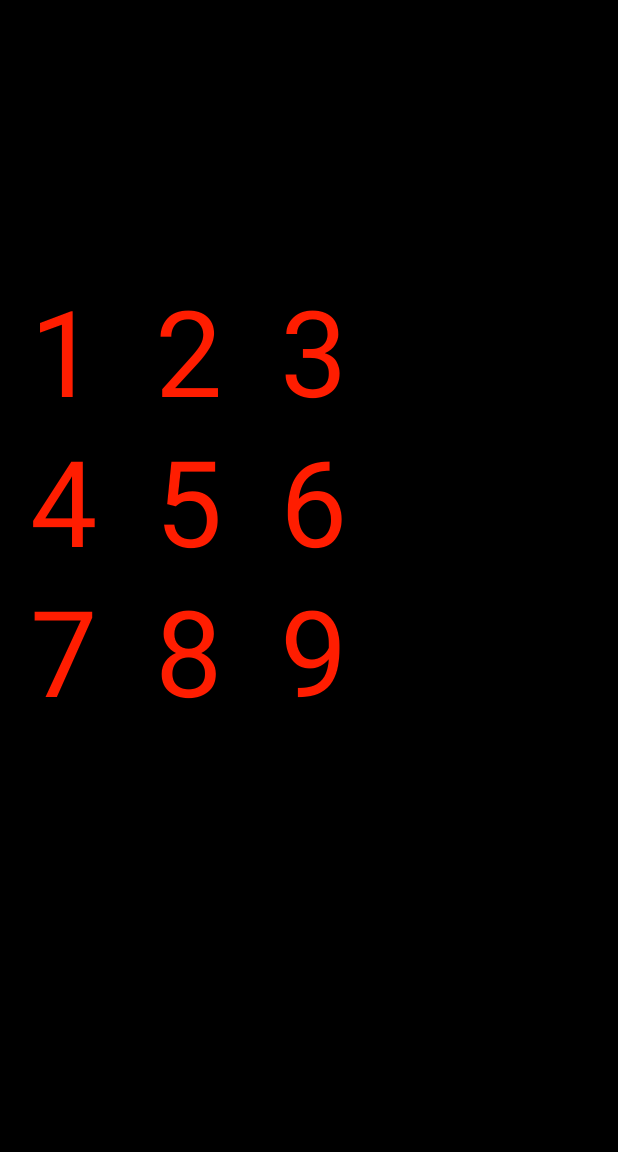
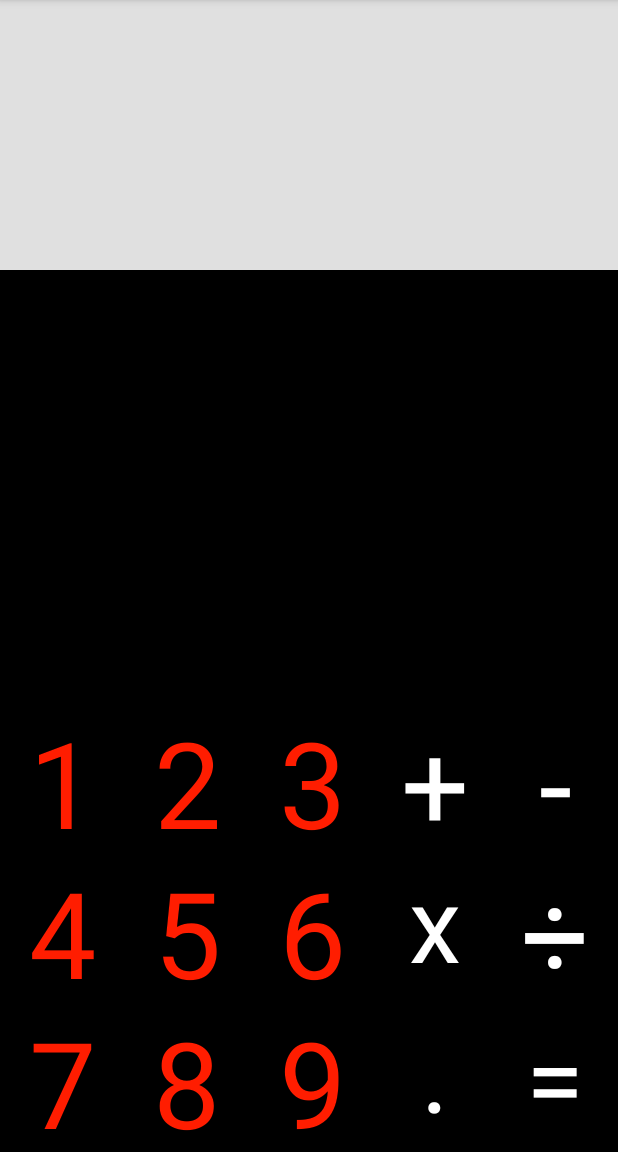
Before and after one commit to amitbinu/Calculator, an Android app: the screen it shows after launch (MainActivity), on a phone screen of 412 x 824 dp, the part 84-1236 px from its top. Run offline under Robolectric (Android 15) with nearby library versions, the phone set to English and light mode, and no system bars.

Commit message:
Added buttons for operators

```diff
--- a/app/src/main/res/layout/activity_main.xml
+++ b/app/src/main/res/layout/activity_main.xml
@@ -9,19 +9,43 @@
 
     <TextView
         android:layout_width="match_parent"
-        android:layout_height="180dp"
+        android:layout_height="90dp"
         android:id="@+id/textView"
         android:text=""
+        android:textSize="80dp"
+        android:background="#e0e0e0"
+        android:textColor="#000000"
         app:layout_constraintBottom_toBottomOf="parent"
         app:layout_constraintLeft_toLeftOf="parent"
         app:layout_constraintRight_toRightOf="parent"
-        app:layout_constraintTop_toTopOf="parent" />
+        app:layout_constraintTop_toTopOf="parent"
+        android:layout_alignParentTop="true"
+        android:layout_alignParentLeft="true"
+        android:layout_alignParentStart="true"
+        />
+    <TextView
+        android:layout_width="match_parent"
+        android:layout_height="90dp"
+        android:id="@+id/answer"
+        android:text=""
+        android:gravity="right"
+        android:layout_below="@id/textView"
+        android:textSize="70dp"
+        android:background="#e0e0e0"
+        android:textColor="#000000"
+        android:layout_alignParentLeft="true"
+        android:layout_alignParentStart="true"
+        />
 
+    <RelativeLayout
+        android:layout_width="wrap_content"
+        android:layout_height="wrap_content"
+        android:id="@+id/numbers"
+        android:layout_alignParentBottom="true">
         <LinearLayout
             android:id="@+id/firstNumbers"
             android:layout_width="250dp"
             android:layout_height="100dp"
-        android:layout_below="@id/textView"
             android:orientation="horizontal">
 
             <TextView
@@ -29,7 +53,7 @@
                 android:layout_height="100dp"
                 android:textColor="@color/colorAccent"
                 android:textSize="80dp"
-            android:paddingLeft="20dp"
+                android:gravity="center"
                 android:onClick="clicked1"
                 android:text="1"/>
             <TextView
@@ -37,7 +61,7 @@
                 android:layout_height="100dp"
                 android:textColor="@color/colorAccent"
                 android:textSize="80dp"
-            android:paddingLeft="20dp"
+                android:gravity="center"
                 android:onClick="clicked2"
                 android:text="2"/>
             <TextView
@@ -45,7 +69,7 @@
                 android:layout_height="100dp"
                 android:textColor="@color/colorAccent"
                 android:textSize="80dp"
-            android:paddingLeft="20dp"
+                android:gravity="center"
                 android:onClick="clicked3"
                 android:text="3"/>
         </LinearLayout>
@@ -62,7 +86,7 @@
                 android:layout_height="100dp"
                 android:textColor="@color/colorAccent"
                 android:textSize="80dp"
-            android:paddingLeft="20dp"
+                android:gravity="center"
                 android:onClick="clicked4"
                 android:text="4"/>
             <TextView
@@ -70,7 +94,7 @@
                 android:layout_height="100dp"
                 android:textColor="@color/colorAccent"
                 android:textSize="80dp"
-            android:paddingLeft="20dp"
+                android:gravity="center"
                 android:onClick="clicked5"
                 android:text="5"/>
             <TextView
@@ -78,7 +102,7 @@
                 android:layout_height="100dp"
                 android:textColor="@color/colorAccent"
                 android:textSize="80dp"
-            android:paddingLeft="20dp"
+                android:gravity="center"
                 android:onClick="clicked6"
                 android:text="6"/>
         </LinearLayout>
@@ -95,7 +119,7 @@
                 android:layout_height="100dp"
                 android:textColor="@color/colorAccent"
                 android:textSize="80dp"
-            android:paddingLeft="20dp"
+                android:gravity="center"
                 android:onClick="clicked7"
                 android:text="7"/>
             <TextView
@@ -103,7 +127,7 @@
                 android:layout_height="100dp"
                 android:textColor="@color/colorAccent"
                 android:textSize="80dp"
-            android:paddingLeft="20dp"
+                android:gravity="center"
                 android:onClick="clicked8"
                 android:text="8"/>
             <TextView
@@ -111,9 +135,91 @@
                 android:layout_height="100dp"
                 android:textColor="@color/colorAccent"
                 android:textSize="80dp"
-            android:paddingLeft="20dp"
+                android:gravity="center"
                 android:onClick="clicked9"
                 android:text="9"/>
         </LinearLayout>
+    </RelativeLayout>
+
+    <RelativeLayout
+        android:layout_width="160dp"
+        android:layout_height="200dp"
+        android:id="@+id/operators"
+        android:layout_alignParentBottom="true"
+        android:layout_toRightOf="@id/numbers"
+        android:layout_marginBottom="100dp">
+
+        <TextView
+            android:layout_width="80dp"
+            android:layout_height="100dp"
+            android:id="@+id/plus"
+            android:text="+"
+            android:gravity="center"
+            android:textColor="#fff"
+            android:textSize="80dp"
+            android:onClick="clickedPlus"/>
+        <TextView
+            android:layout_width="80dp"
+            android:layout_height="100dp"
+            android:id="@+id/minus"
+            android:text="-"
+            android:layout_toRightOf="@id/plus"
+            android:gravity="center"
+            android:textColor="#fff"
+            android:textSize="80dp"
+            android:onClick="clickedMinus"/>
+        <TextView
+            android:layout_width="80dp"
+            android:layout_height="100dp"
+            android:id="@+id/multiply"
+            android:text="x"
+            android:layout_below="@id/plus"
+            android:gravity="center"
+            android:textColor="#fff"
+            android:textSize="70dp"
+            android:paddingBottom="10dp"
+            android:onClick="clickedMult"/>
+
+        <TextView
+            android:layout_width="80dp"
+            android:layout_height="100dp"
+            android:id="@+id/division"
+            android:text="\u00F7"
+            android:layout_below="@id/plus"
+            android:layout_toRightOf="@id/multiply"
+            android:gravity="center"
+            android:textColor="#fff"
+            android:textSize="80dp"
+            android:onClick="clickedDiv"/>
+    </RelativeLayout>
+
+
+
+    <TextView
+        android:layout_width="80dp"
+        android:layout_height="80dp"
+        android:layout_alignParentBottom="true"
+        android:id="@+id/dot"
+        android:layout_toRightOf="@id/numbers"
+        android:text="."
+        android:gravity="center"
+        android:textColor="#ffffff"
+        android:textSize="70dp"
+        android:layout_marginBottom="20dp"
+        android:onClick="clickedDot"/>
+
+    <TextView
+        android:layout_width="80dp"
+        android:layout_height="100dp"
+        android:layout_alignParentBottom="true"
+        android:layout_toRightOf="@id/dot"
+        android:text="="
+        android:gravity="center"
+        android:textColor="#ffffff"
+        android:textSize="70dp"
+        android:onClick="clickedEqual"/>
+
+
+
 
 </RelativeLayout>
```
Lines whose indentation alone changed are shown as unchanged.
